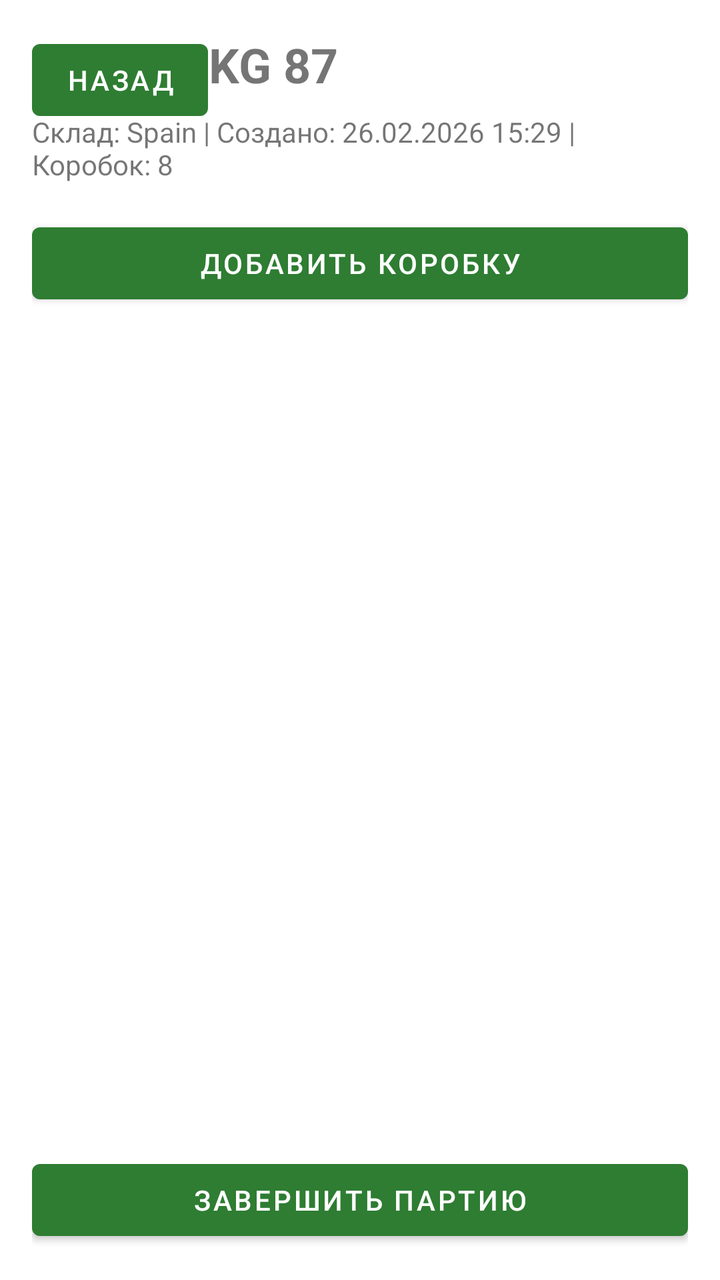
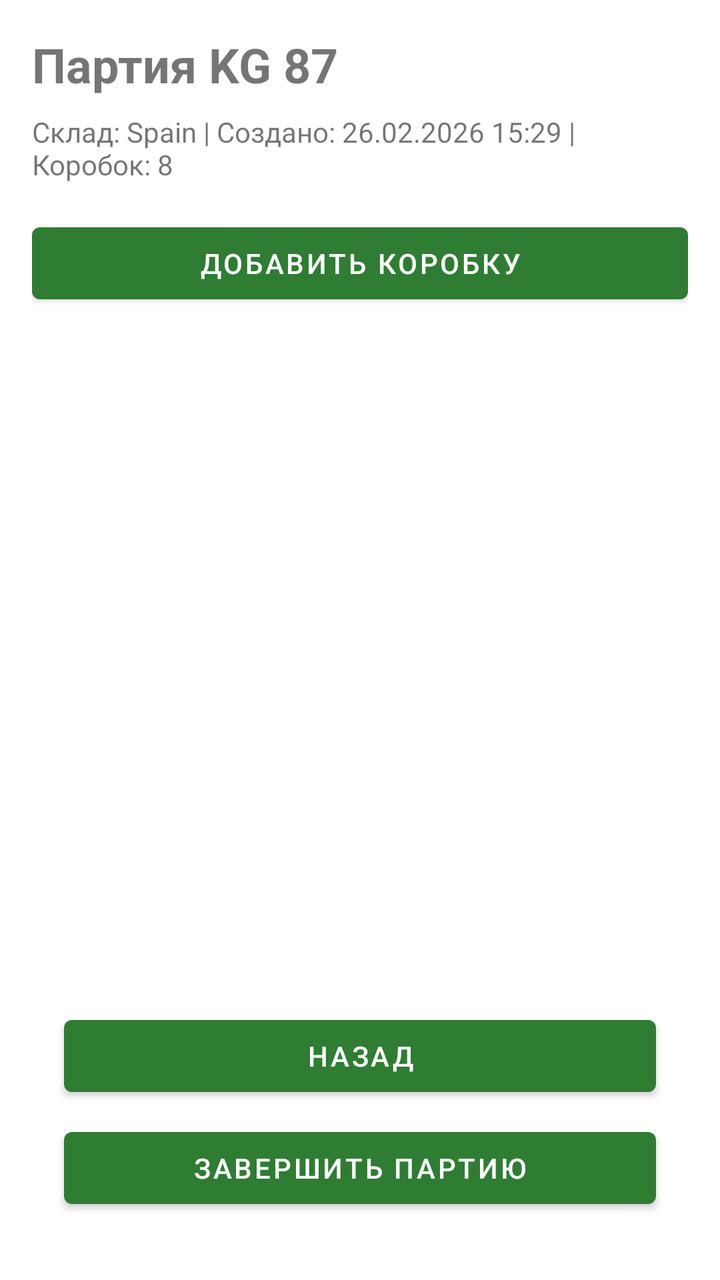

Screens rendered from an Android XML layout before and after an edit, with the pre-edit source and the edit as a unified diff.
<!-- AndroidManifest.xml: application theme AppTheme -->
<!-- res/layout/fragment_party_detail.xml -->
<androidx.constraintlayout.widget.ConstraintLayout
    xmlns:android="http://schemas.android.com/apk/res/android"
    xmlns:app="http://schemas.android.com/apk/res-auto"
    android:layout_width="match_parent"
    android:layout_height="match_parent"
    android:padding="16dp">
    <TextView
        android:id="@+id/tvTitle"
        android:layout_width="wrap_content"
        android:layout_height="wrap_content"
        android:text="Партия KG 87"
        android:textSize="24sp"
        android:textStyle="bold"
        app:layout_constraintTop_toTopOf="parent"
        app:layout_constraintStart_toStartOf="parent" />
    <TextView
        android:id="@+id/tvInfo"
        android:layout_width="wrap_content"
        android:layout_height="wrap_content"
        android:text="Склад: Spain | Создано: 26.02.2026 15:29 | Коробок: 8"
        android:layout_marginTop="8dp"
        app:layout_constraintTop_toBottomOf="@id/tvTitle"
        app:layout_constraintStart_toStartOf="parent" />
    <Button
        android:id="@+id/btnAddBox"
        android:layout_width="0dp"
        android:layout_height="wrap_content"
        android:text="Добавить коробку"
        app:layout_constraintTop_toBottomOf="@id/tvInfo"
        app:layout_constraintStart_toStartOf="parent"
        app:layout_constraintEnd_toEndOf="parent"
        android:layout_marginTop="16dp" />
    <androidx.recyclerview.widget.RecyclerView
        android:id="@+id/rvBoxes"
        android:layout_width="0dp"
        android:layout_height="0dp"
        app:layout_constraintTop_toBottomOf="@id/btnAddBox"
        app:layout_constraintBottom_toTopOf="@id/btnFinishParty"
        app:layout_constraintStart_toStartOf="parent"
        app:layout_constraintEnd_toEndOf="parent"
        android:layout_marginTop="16dp" />
    
    <Button
        android:id="@+id/btnBack"
        android:layout_width="wrap_content"
        android:layout_height="wrap_content"
        android:text="Назад"
        android:layout_gravity="start"
        android:layout_marginBottom="16dp" />
    <Button
        android:id="@+id/btnFinishParty"
        android:layout_width="0dp"
        android:layout_height="wrap_content"
        android:text="Завершить партию"
        app:layout_constraintBottom_toBottomOf="parent"
        app:layout_constraintStart_toStartOf="parent"
        app:layout_constraintEnd_toEndOf="parent" />
    <ProgressBar
        android:id="@+id/progressBar"
        android:layout_width="wrap_content"
        android:layout_height="wrap_content"
        android:visibility="gone"
        app:layout_constraintTop_toTopOf="parent"
        app:layout_constraintBottom_toBottomOf="parent"
        app:layout_constraintStart_toStartOf="parent"
        app:layout_constraintEnd_toEndOf="parent" />
</androidx.constraintlayout.widget.ConstraintLayout>
<!-- resources referenced by this layout -->
<resources>
  <style name="AppTheme" parent="Theme.MaterialComponents.Light.NoActionBar">
          
          <item name="colorPrimary">#2E7D32</item>  
          <item name="colorPrimaryVariant">#1B5E20</item>
          <item name="colorOnPrimary">#FFFFFF</item>
          <item name="colorSecondary">#2E7D32</item>
          <item name="colorSecondaryVariant">#1B5E20</item>
          <item name="colorOnSecondary">#000000</item>
      </style>
</resources>

<!-- the commit's change to res/layout/fragment_party_detail.xml (unified diff, before → after) -->
@@ -39,20 +39,26 @@
         app:layout_constraintStart_toStartOf="parent"
         app:layout_constraintEnd_toEndOf="parent"
         android:layout_marginTop="16dp" />
-    
-    <Button
-        android:id="@+id/btnBack"
-        android:layout_width="wrap_content"
-        android:layout_height="wrap_content"
-        android:text="Назад"
-        android:layout_gravity="start"
-        android:layout_marginBottom="16dp" />
+
     <Button
         android:id="@+id/btnFinishParty"
         android:layout_width="0dp"
         android:layout_height="wrap_content"
         android:text="Завершить партию"
+        android:layout_marginBottom="16dp"
+        android:layout_marginHorizontal="16dp"
         app:layout_constraintBottom_toBottomOf="parent"
+        app:layout_constraintStart_toStartOf="parent"
+        app:layout_constraintEnd_toEndOf="parent" />
+    
+    <Button
+        android:id="@+id/btnBack"
+        android:layout_width="0dp"
+        android:layout_height="wrap_content"
+        android:text="Назад"
+        android:layout_marginBottom="8dp"
+        android:layout_marginHorizontal="16dp"
+        app:layout_constraintBottom_toTopOf="@id/btnFinishParty"
         app:layout_constraintStart_toStartOf="parent"
         app:layout_constraintEnd_toEndOf="parent" />
     <ProgressBar
